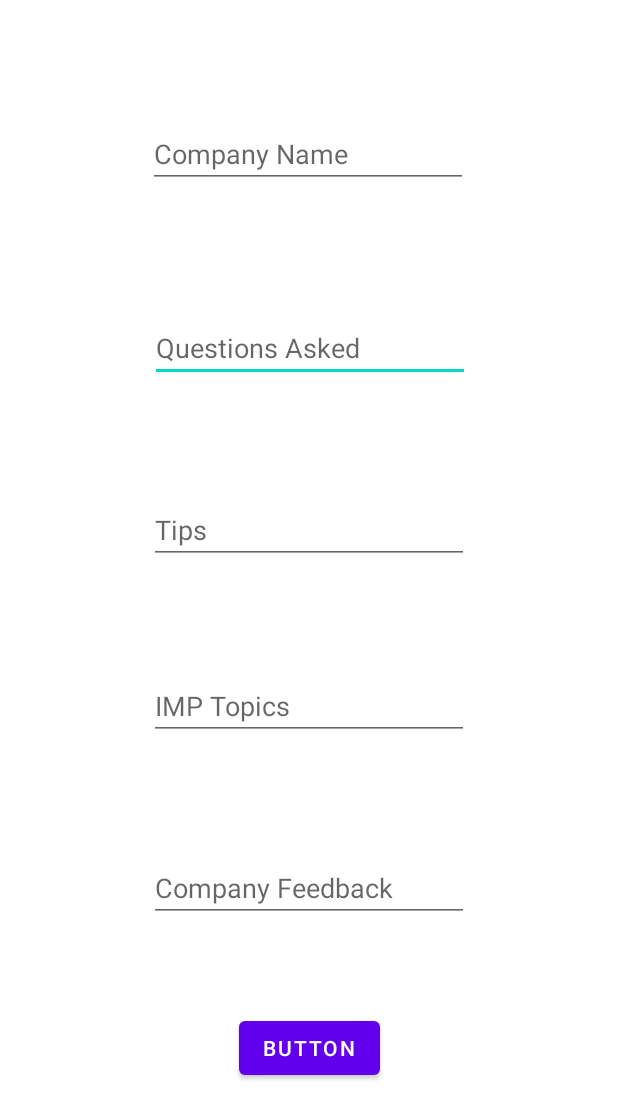
After one commit to rao-suraj/Placement-Book, an Android app: the AddReviewActivity screen opened directly, with no data from a screen before it, on a phone screen of 412 x 824 dp. The commit adds this screen. Shown: the top 1119 px of the screen. Run offline under Robolectric (Android 15) with nearby library versions, the phone set to English and light mode, and no system bars; our stand-ins replace Firebase (no records; nobody signed in at launch, a user with empty details on screens opened directly).

Commit message:
Added Review Feature

```diff
--- /dev/null
+++ b/app/src/main/java/com/example/placementbook/AddReviewActivity.kt
@@ -0,0 +1,48 @@
+package com.example.placementbook
+
+import android.content.Context
+import android.content.SharedPreferences
+import androidx.appcompat.app.AppCompatActivity
+import android.os.Bundle
+import android.widget.Toast
+import com.example.placementbook.databinding.ActivityAddReviewBinding
+import com.example.placementbook.dataclass.CompanyReview
+import com.google.firebase.firestore.ktx.firestore
+import com.google.firebase.ktx.Firebase
+
+class AddReviewActivity : AppCompatActivity() {
+    lateinit var binding: ActivityAddReviewBinding
+
+    lateinit var questions:String
+    lateinit var tips:String
+    lateinit var impTopic:String
+    lateinit var cmpyFeedback:String
+    lateinit var company:String
+    lateinit var uid:String
+    private val db= Firebase.firestore
+
+    override fun onCreate(savedInstanceState: Bundle?) {
+        super.onCreate(savedInstanceState)
+        binding= ActivityAddReviewBinding.inflate(layoutInflater)
+        setContentView(binding.root)
+
+        val sharedPreferences: SharedPreferences =this.getSharedPreferences(this.getString(R.string.shared_preference_key),
+            Context.MODE_PRIVATE)
+
+        val username=sharedPreferences.getString("UserName","Could not find userinfo")
+
+        binding.button.setOnClickListener{
+
+            company=binding.editTextCmpName.text.toString()
+            questions=binding.editTextQuestions.text.toString()
+            tips=binding.editTextTips.text.toString()
+            impTopic=binding.editTextTopics.text.toString()
+            cmpyFeedback=binding.editTextFeedback.text.toString()
+
+            val review=CompanyReview(questions,tips,impTopic,cmpyFeedback)
+            val ref=db.collection("companies").document(company).collection("reviews").document().set(review).addOnSuccessListener {
+                Toast.makeText(this,"Success",Toast.LENGTH_SHORT).show()
+            }
+        }
+    }
+}
--- a/app/src/main/java/com/example/placementbook/UserRegistrationActivity.kt
+++ b/app/src/main/java/com/example/placementbook/UserRegistrationActivity.kt
@@ -17,9 +17,9 @@ class UserRegistrationActivity : AppCompatActivity() {
     lateinit var password1:String
     lateinit var password2:String
     lateinit var linkedInUrl:String
+
     lateinit var uid:String
     private val db=Firebase.firestore
-
 
     lateinit var binding: ActivityUserRegistrationBinding
     override fun onCreate(savedInstanceState: Bundle?) {
--- a/app/src/main/java/com/example/placementbook/ActivityViewCompany.java
+++ b/app/src/main/java/com/example/placementbook/ViewCompanyActivity.java
@@ -4,7 +4,7 @@ import androidx.appcompat.app.AppCompatActivity;
 
 import android.os.Bundle;
 
-public class ActivityViewCompany extends AppCompatActivity {
+public class ViewCompanyActivity extends AppCompatActivity {
 
     @Override
     protected void onCreate(Bundle savedInstanceState) {
--- a/app/src/main/java/com/example/placementbook/dataclass/CompanyDesc.kt
+++ b/app/src/main/java/com/example/placementbook/dataclass/CompanyDesc.kt
@@ -1,6 +1,6 @@
 package com.example.placementbook.dataclass
 
-data class CompanyDesc(val name :String="",val pac:String="", val shortDesc:String="",val field:String="")
+data class CompanyDesc(val name :String="",val pac:String="",val cat : String="", val shortDesc:String="",val field:String="",val jobDesc:String="",val recProcess: String="")
 {
 
 }
--- /dev/null
+++ b/app/src/main/java/com/example/placementbook/dataclass/CompanyReview.kt
@@ -0,0 +1,4 @@
+package com.example.placementbook.dataclass
+
+class CompanyReview(val questions:String="-",val tips:String="-",val impTopic:String="-",val cmpyFeedback:String="-") {
+}
--- /dev/null
+++ b/app/src/main/res/layout/activity_add_review.xml
@@ -0,0 +1,81 @@
+<?xml version="1.0" encoding="utf-8"?>
+<androidx.constraintlayout.widget.ConstraintLayout xmlns:android="http://schemas.android.com/apk/res/android"
+    xmlns:app="http://schemas.android.com/apk/res-auto"
+    xmlns:tools="http://schemas.android.com/tools"
+    android:layout_width="match_parent"
+    android:layout_height="match_parent"
+    tools:context=".AddReviewActivity"
+    >
+
+    <EditText
+        android:id="@+id/editTextQuestions"
+        android:layout_width="wrap_content"
+        android:layout_height="wrap_content"
+        android:layout_marginTop="84dp"
+        android:ems="10"
+        android:hint="Questions Asked"
+        android:inputType="text"
+        app:layout_constraintEnd_toEndOf="parent"
+        app:layout_constraintHorizontal_bias="0.502"
+        app:layout_constraintStart_toStartOf="parent"
+        app:layout_constraintTop_toBottomOf="@+id/editTextCmpName" />
+
+    <EditText
+        android:id="@+id/editTextTips"
+        android:layout_width="wrap_content"
+        android:layout_height="wrap_content"
+        android:layout_marginTop="76dp"
+        android:ems="10"
+        android:inputType="text"
+        android:hint="Tips"
+        app:layout_constraintEnd_toEndOf="parent"
+        app:layout_constraintStart_toStartOf="parent"
+        app:layout_constraintTop_toBottomOf="@+id/editTextQuestions" />
+
+    <EditText
+        android:id="@+id/editTextTopics"
+        android:layout_width="wrap_content"
+        android:layout_height="wrap_content"
+        android:layout_marginTop="72dp"
+        android:ems="10"
+        android:inputType="text"
+        android:hint="IMP Topics"
+        app:layout_constraintEnd_toEndOf="parent"
+        app:layout_constraintStart_toStartOf="parent"
+        app:layout_constraintTop_toBottomOf="@+id/editTextTips" />
+
+    <EditText
+        android:id="@+id/editTextFeedback"
+        android:layout_width="wrap_content"
+        android:layout_height="wrap_content"
+        android:layout_marginTop="76dp"
+        android:ems="10"
+        android:inputType="text"
+        android:hint="Company Feedback"
+        app:layout_constraintEnd_toEndOf="parent"
+        app:layout_constraintStart_toStartOf="parent"
+        app:layout_constraintTop_toBottomOf="@+id/editTextTopics" />
+
+    <Button
+        android:id="@+id/button"
+        android:layout_width="wrap_content"
+        android:layout_height="wrap_content"
+        android:layout_marginTop="60dp"
+        android:text="Button"
+        app:layout_constraintEnd_toEndOf="parent"
+        app:layout_constraintStart_toStartOf="parent"
+        app:layout_constraintTop_toBottomOf="@+id/editTextFeedback" />
+
+    <EditText
+        android:id="@+id/editTextCmpName"
+        android:layout_width="wrap_content"
+        android:layout_height="wrap_content"
+        android:layout_marginTop="80dp"
+        android:ems="10"
+        android:inputType="text"
+        android:hint="Company Name"
+        app:layout_constraintEnd_toEndOf="parent"
+        app:layout_constraintHorizontal_bias="0.497"
+        app:layout_constraintStart_toStartOf="parent"
+        app:layout_constraintTop_toTopOf="parent" />
+</androidx.constraintlayout.widget.ConstraintLayout>
--- a/app/src/main/res/layout/activity_user_home.xml
+++ b/app/src/main/res/layout/activity_user_home.xml
@@ -7,7 +7,7 @@
     tools:context=".UserHomeActivity">
 
     <Button
-        android:id="@+id/button"
+        android:id="@+id/buttonAddReview"
         android:layout_width="wrap_content"
         android:layout_height="wrap_content"
         android:text="addReview"
@@ -17,4 +17,5 @@
         app:layout_constraintStart_toStartOf="parent"
         app:layout_constraintTop_toTopOf="parent"
         app:layout_constraintVertical_bias="0.783" />
+
 </androidx.constraintlayout.widget.ConstraintLayout>
--- a/app/src/main/res/layout/activity_view_company.xml
+++ b/app/src/main/res/layout/activity_view_company.xml
@@ -3,7 +3,7 @@
         xmlns:android="http://schemas.android.com/apk/res/android"
         xmlns:app="http://schemas.android.com/apk/res-auto"
         xmlns:tools="http://schemas.android.com/tools"
-        tools:context=".ActivityViewCompany"
+        tools:context=".ViewCompanyActivity"
         android:layout_width="match_parent"
         android:layout_height="match_parent">
 
--- a/app/src/main/res/values/strings.xml
+++ b/app/src/main/res/values/strings.xml
@@ -1,3 +1,5 @@
 <resources>
     <string name="app_name">Placement Book</string>
+    <string name="shared_preference_key">"com.example.placementbook_USERINFO_KEY"</string>
+
 </resources>
--- a/build.gradle
+++ b/build.gradle
@@ -10,7 +10,7 @@ buildscript {
     }
 }// Top-level build file where you can add configuration options common to all sub-projects/modules.
 plugins {
-    id 'com.android.application' version '7.4.2' apply false
-    id 'com.android.library' version '7.4.2' apply false
+    id 'com.android.application' version '8.0.2' apply false
+    id 'com.android.library' version '8.0.2' apply false
     id 'org.jetbrains.kotlin.android' version '1.8.0' apply false
 }
--- a/gradle.properties
+++ b/gradle.properties
@@ -21,3 +21,5 @@ kotlin.code.style=official
 # resources declared in the library itself and none from the library's dependencies,
 # thereby reducing the size of the R class for that library
 android.nonTransitiveRClass=true
+android.defaults.buildfeatures.buildconfig=true
+android.nonFinalResIds=false
```
Also changed, not shown: app/src/main/AndroidManifest.xml (+6 -5 lines), app/src/main/java/com/example/placementbook/AddCompanyActivity.kt (+14 -2 lines), app/src/main/java/com/example/placementbook/UserHomeActivity.kt (+13 -2 lines), app/src/main/java/com/example/placementbook/UserLoginActivity.kt (+13 -0 lines), app/src/main/res/layout/activity_add_company.xml (+47 -9 lines), gradle/wrapper/gradle-wrapper.properties.
